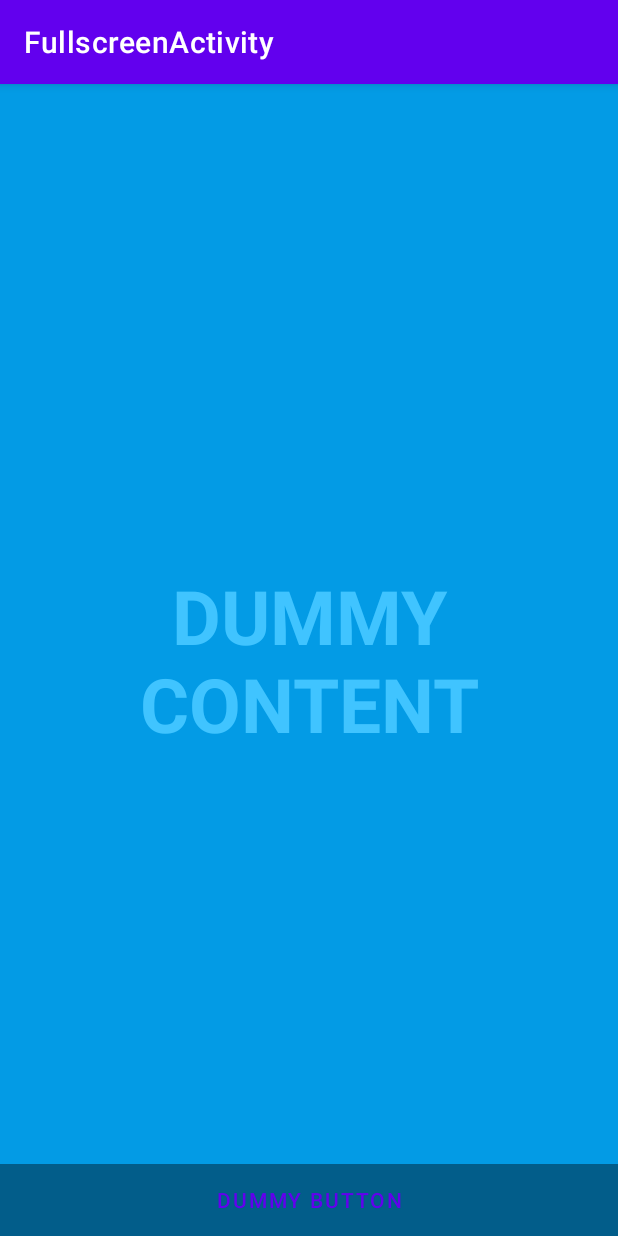
After one commit to rogernkosi/Rain, an Android app: the WeatherDetailsActivity screen opened directly, with no data from a screen before it, on a phone screen of 412 x 824 dp. The commit adds this screen. Run offline under Robolectric (Android 15) with nearby library versions, the phone set to English and light mode, and no system bars.

```diff
--- /dev/null
+++ b/app/src/main/java/com/rogernkosi/rainassessment/WeatherDetailsActivity.java
@@ -0,0 +1,23 @@
+package com.rogernkosi.rainassessment;
+
+import androidx.appcompat.app.AppCompatActivity;
+
+import android.content.Context;
+import android.content.Intent;
+import android.os.Bundle;
+
+public class WeatherDetailsActivity extends AppCompatActivity {
+
+    public static Intent getStartIntent(Context context){
+        return new Intent(context, WeatherDetailsActivity.class);
+    }
+
+    @Override
+    protected void onCreate(Bundle savedInstanceState) {
+        super.onCreate(savedInstanceState);
+
+        setContentView(R.layout.activity_weather_details);
+    }
+
+
+}
--- a/app/src/main/java/com/rogernkosi/rainassessment/networking/RetrofitService.java
+++ b/app/src/main/java/com/rogernkosi/rainassessment/networking/RetrofitService.java
@@ -5,7 +5,7 @@ import com.rogernkosi.rainassessment.util.Constants;
 import retrofit2.Retrofit;
 import retrofit2.converter.gson.GsonConverterFactory;
 
-class RetrofitService {
+public class RetrofitService {
     private static Retrofit retrofit = new Retrofit.Builder()
             .baseUrl(Constants.BASE_URI)
             .addConverterFactory(GsonConverterFactory.create())
--- /dev/null
+++ b/app/src/main/res/layout/activity_weather_details.xml
@@ -0,0 +1,51 @@
+<?xml version="1.0" encoding="utf-8"?>
+<FrameLayout xmlns:android="http://schemas.android.com/apk/res/android"
+    xmlns:tools="http://schemas.android.com/tools"
+    android:layout_width="match_parent"
+    android:layout_height="match_parent"
+    android:background="?attr/fullscreenBackgroundColor"
+    android:theme="@style/ThemeOverlay.RainAssessment.FullscreenContainer"
+    tools:context=".WeatherDetailsActivity">
+
+    <!-- The primary full-screen view. This can be replaced with whatever view
+         is needed to present your content, e.g. VideoView, SurfaceView,
+         TextureView, etc. -->
+    <TextView
+        android:id="@+id/fullscreen_content"
+        android:layout_width="match_parent"
+        android:layout_height="match_parent"
+        android:gravity="center"
+        android:keepScreenOn="true"
+        android:text="@string/dummy_content"
+        android:textColor="?attr/fullscreenTextColor"
+        android:textSize="50sp"
+        android:textStyle="bold" />
+
+    <!-- This FrameLayout insets its children based on system windows using
+         android:fitsSystemWindows. -->
+    <FrameLayout
+        android:layout_width="match_parent"
+        android:layout_height="match_parent"
+        android:fitsSystemWindows="true">
+
+        <LinearLayout
+            android:id="@+id/fullscreen_content_controls"
+            style="@style/Widget.Theme.RainAssessment.ButtonBar.Fullscreen"
+            android:layout_width="match_parent"
+            android:layout_height="wrap_content"
+            android:layout_gravity="bottom|center_horizontal"
+            android:orientation="horizontal"
+            tools:ignore="UselessParent">
+
+            <Button
+                android:id="@+id/dummy_button"
+                style="?android:attr/buttonBarButtonStyle"
+                android:layout_width="0dp"
+                android:layout_height="wrap_content"
+                android:layout_weight="1"
+                android:text="@string/dummy_button" />
+
+        </LinearLayout>
+    </FrameLayout>
+
+</FrameLayout>
--- a/app/src/main/res/values-night/themes.xml
+++ b/app/src/main/res/values-night/themes.xml
@@ -13,4 +13,9 @@
         <item name="android:statusBarColor" tools:targetApi="l">?attr/colorPrimaryVariant</item>
         <!-- Customize your theme here. -->
     </style>
+
+    <style name="ThemeOverlay.RainAssessment.FullscreenContainer" parent="">
+        <item name="fullscreenBackgroundColor">@color/light_blue_900</item>
+        <item name="fullscreenTextColor">@color/light_blue_A400</item>
+    </style>
 </resources>
--- /dev/null
+++ b/app/src/main/res/values/attrs.xml
@@ -0,0 +1,6 @@
+<resources>
+    <declare-styleable name="FullscreenAttrs">
+        <attr name="fullscreenBackgroundColor" format="color" />
+        <attr name="fullscreenTextColor" format="color" />
+    </declare-styleable>
+</resources>
--- a/app/src/main/res/values/colors.xml
+++ b/app/src/main/res/values/colors.xml
@@ -7,4 +7,9 @@
     <color name="teal_700">#FF018786</color>
     <color name="black">#FF000000</color>
     <color name="white">#FFFFFFFF</color>
+    <color name="light_blue_600">#FF039BE5</color>
+    <color name="light_blue_900">#FF01579B</color>
+    <color name="light_blue_A200">#FF40C4FF</color>
+    <color name="light_blue_A400">#FF00B0FF</color>
+    <color name="black_overlay">#66000000</color>
 </resources>
--- a/app/src/main/res/values/strings.xml
+++ b/app/src/main/res/values/strings.xml
@@ -1,4 +1,7 @@
 <resources>
     <string name="app_name">RainAssessment</string>
     <string name="title_activity_maps">Map</string>
+    <string name="title_activity_weather_details">FullscreenActivity</string>
+    <string name="dummy_button">Dummy Button</string>
+    <string name="dummy_content">DUMMY\nCONTENT</string>
 </resources>
--- /dev/null
+++ b/app/src/main/res/values/styles.xml
@@ -0,0 +1,11 @@
+<resources>
+
+    <style name="Widget.Theme.RainAssessment.ActionBar.Fullscreen" parent="Widget.AppCompat.ActionBar">
+        <item name="android:background">@color/black_overlay</item>
+    </style>
+
+    <style name="Widget.Theme.RainAssessment.ButtonBar.Fullscreen" parent="">
+        <item name="android:background">@color/black_overlay</item>
+        <item name="android:buttonBarStyle">?android:attr/buttonBarStyle</item>
+    </style>
+</resources>
--- a/app/src/main/res/values/themes.xml
+++ b/app/src/main/res/values/themes.xml
@@ -13,4 +13,17 @@
         <item name="android:statusBarColor" tools:targetApi="l">?attr/colorPrimaryVariant</item>
         <!-- Customize your theme here. -->
     </style>
+
+    <style name="Theme.RainAssessment.Fullscreen" parent="Theme.RainAssessment">
+        <item name="android:actionBarStyle">
+            @style/Widget.Theme.RainAssessment.ActionBar.Fullscreen
+        </item>
+        <item name="android:windowActionBarOverlay">true</item>
+        <item name="android:windowBackground">@null</item>
+    </style>
+
+    <style name="ThemeOverlay.RainAssessment.FullscreenContainer" parent="">
+        <item name="fullscreenBackgroundColor">@color/light_blue_600</item>
+        <item name="fullscreenTextColor">@color/light_blue_A200</item>
+    </style>
 </resources>
```
Also changed, not shown: app/src/main/AndroidManifest.xml (+14 -3 lines), app/src/main/java/com/rogernkosi/rainassessment/MapsActivity.java (+83 -7 lines), app/src/main/java/com/rogernkosi/rainassessment/Repository/ForecastRepository.java (renamed from app/src/main/java/com/rogernkosi/rainassessment/networking/ForeCastRepository.java, +8 -6 lines), app/src/main/java/com/rogernkosi/rainassessment/model/LatitudeLongitude.java (added, +25 -0 lines), app/src/main/java/com/rogernkosi/rainassessment/service/LocationService.java (added, +130 -0 lines), app/src/main/java/com/rogernkosi/rainassessment/util/Constants.java (+11 -0 lines), app/src/main/java/com/rogernkosi/rainassessment/viewmodel/ForecastViewModel.java (+3 -7 lines).
